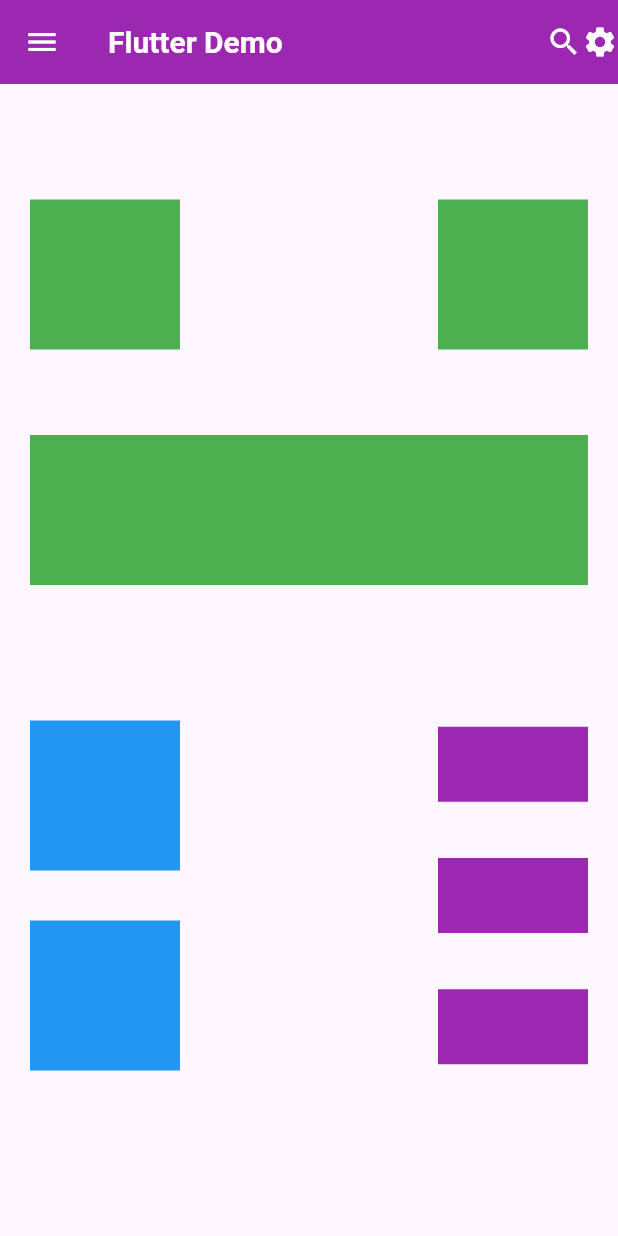
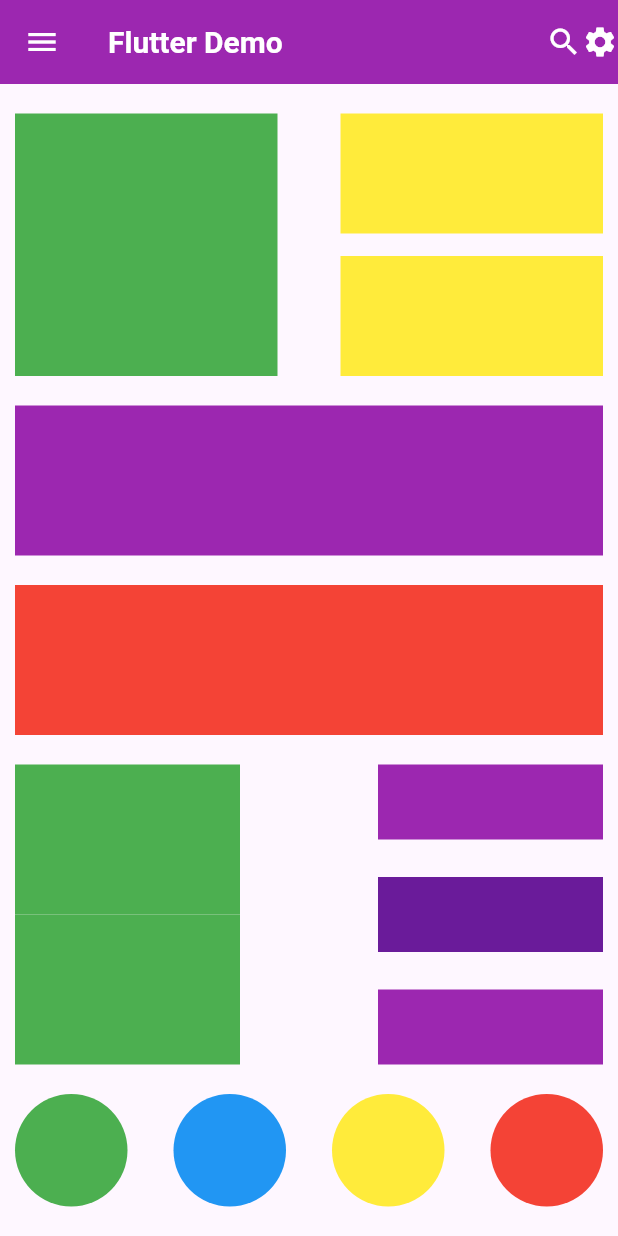
Before and after one commit to ADWx2001/flutter-app-practice, a Flutter app: the screen it shows after launch, on a phone screen of 412 x 824 dp. Run offline on Flutter 3.47's test engine with Material 3 defaults, Android fonts, the phone set to English and light mode, and no system bars.

Commit message:
complete lesson4

```diff
--- a/layout_practice/lib/main.dart
+++ b/layout_practice/lib/main.dart
@@ -39,76 +39,135 @@ class MyApp extends StatelessWidget {
             backgroundColor: Colors.purple,
           ),
           body: Padding(
-            padding: const EdgeInsets.all(20),
+            padding: const EdgeInsets.symmetric(horizontal: 10),
             child: Column(
               mainAxisAlignment: MainAxisAlignment.spaceEvenly,
               children: [
-                Row(
-                  mainAxisAlignment: MainAxisAlignment.spaceBetween,
-                  children: [
-                    Container(
-                      width: 100,
-                      height: 100,
-                      color: Colors.green,
-                    ),
-                    Container(
-                      width: 100,
-                      height: 100,
-                      color: Colors.green,
-                    ),
-                  ],
-                ),
                 Container(
-                  width: double.infinity,
-                  height: 100,
-                  color: Colors.green,
-                ),
-                Container(
-                  height: 300,
+                  height: 175,
                   child: Row(
                     mainAxisAlignment: MainAxisAlignment.spaceBetween,
                     children: [
                       Column(
-                        mainAxisAlignment: MainAxisAlignment.spaceEvenly,
                         children: [
                           Container(
-                            width: 100,
-                            height: 100,
-                            color: Colors.blue,
-                          ),
-                          Container(
-                            width: 100,
-                            height: 100,
-                            color: Colors.blue,
-                          ),
+                            height: 175,
+                            width: 175,
+                            color: Colors.green,
+                          )
                         ],
                       ),
                       Column(
-                        mainAxisAlignment: MainAxisAlignment.spaceEvenly,
+                        mainAxisAlignment: MainAxisAlignment.spaceBetween,
                         children: [
                           Container(
-                            width: 100,
-                            height: 50,
-                            color: Colors.purple,
+                            height: 80,
+                            width: 175,
+                            color: Colors.yellow,
                           ),
                           Container(
-                            width: 100,
-                            height: 50,
-                            color: Colors.purple,
-                          ),
-                          Container(
-                            width: 100,
-                            height: 50,
-                            color: Colors.purple,
+                            height: 80,
+                            width: 175,
+                            color: Colors.yellow,
                           ),
                         ],
                       ),
                     ],
                   ),
                 ),
+
+                Container(
+                  width: double.infinity,
+                  height: 100,
+                  color: Colors.purple,
+                ),
+                Container(
+                  width: double.infinity,
+                  height: 100,
+                  color: Colors.red,
+                ),
+                Row(
+                  mainAxisAlignment: MainAxisAlignment.spaceBetween,
+                  children: [
+                    Column(
+                      children: [
+                        Container(
+                          height: 100,
+                          width: 150,
+                          color: Colors.green,
+                        ),
+                        Container(
+                          height: 100,
+                          width: 150,
+                          color: Colors.green,
+                        ),
+                      ],
+                    ),
+                    Container(
+                      height: 200,
+                      child: Column(
+                        mainAxisAlignment: MainAxisAlignment.spaceBetween,
+                        children: [
+                          Container(
+                            height: 50,
+                            width: 150,
+                            color: Colors.purple,
+                          ),
+                          Container(
+                            height: 50,
+                            width: 150,
+                            color: Colors.purple[800],
+                          ),
+                          Container(
+                            height: 50,
+                            width: 150,
+                            color: Colors.purple,
+                          ),
+                        ],
+                      ),
+                    ),
+                  ],
+                ),
+                Row(
+                  mainAxisAlignment: MainAxisAlignment.spaceBetween,
+                  children: [
+                    Container(
+                      height: 75,
+                      width: 75,
+                      decoration: BoxDecoration(
+                        borderRadius:BorderRadius.circular(100),
+                        color: Colors.green,
+                      ),
+                    ),
+                    Container(
+                      height: 75,
+                      width: 75,
+                      decoration: BoxDecoration(
+                        borderRadius:BorderRadius.circular(100),
+                        color: Colors.blue,
+                      ),
+                    ),
+                    Container(
+                      height: 75,
+                      width: 75,
+                      decoration: BoxDecoration(
+                        borderRadius:BorderRadius.circular(100),
+                        color: Colors.yellow,
+                      ),
+                    ),
+                    Container(
+                      height: 75,
+                      width: 75,
+                      decoration: BoxDecoration(
+                        borderRadius:BorderRadius.circular(100),
+                        color: Colors.red,
+                      ),
+                    ),
+                  ],
+                )
               ],
             ),
-          ),
+          )
         ),
       ),
     );
```
